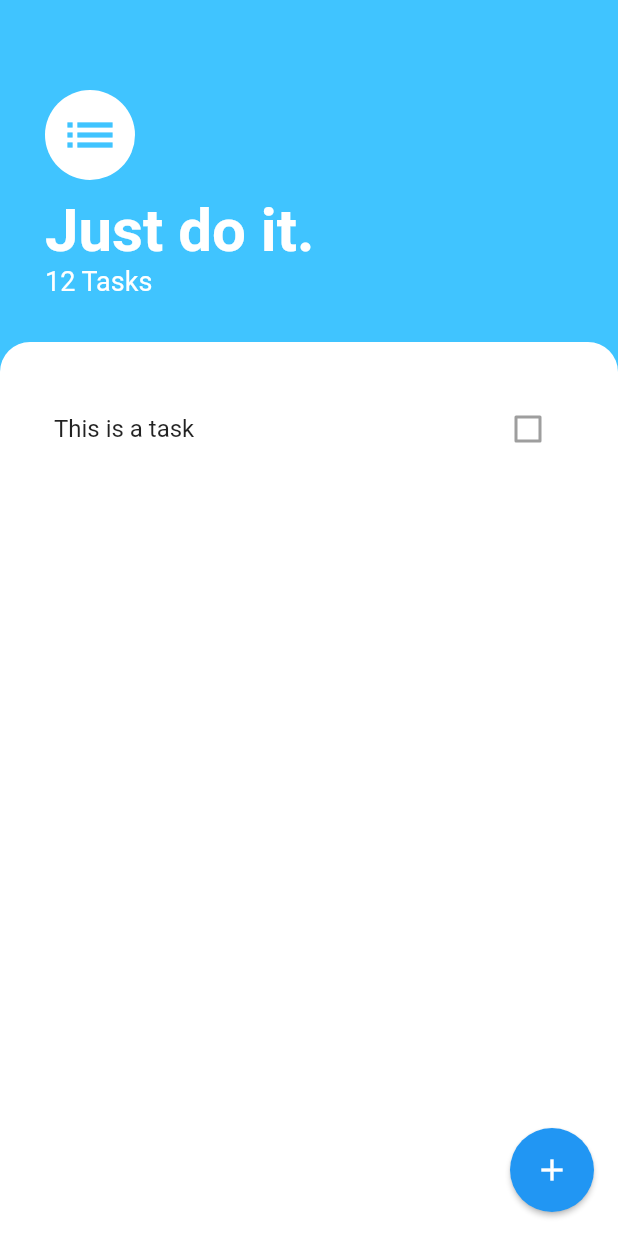
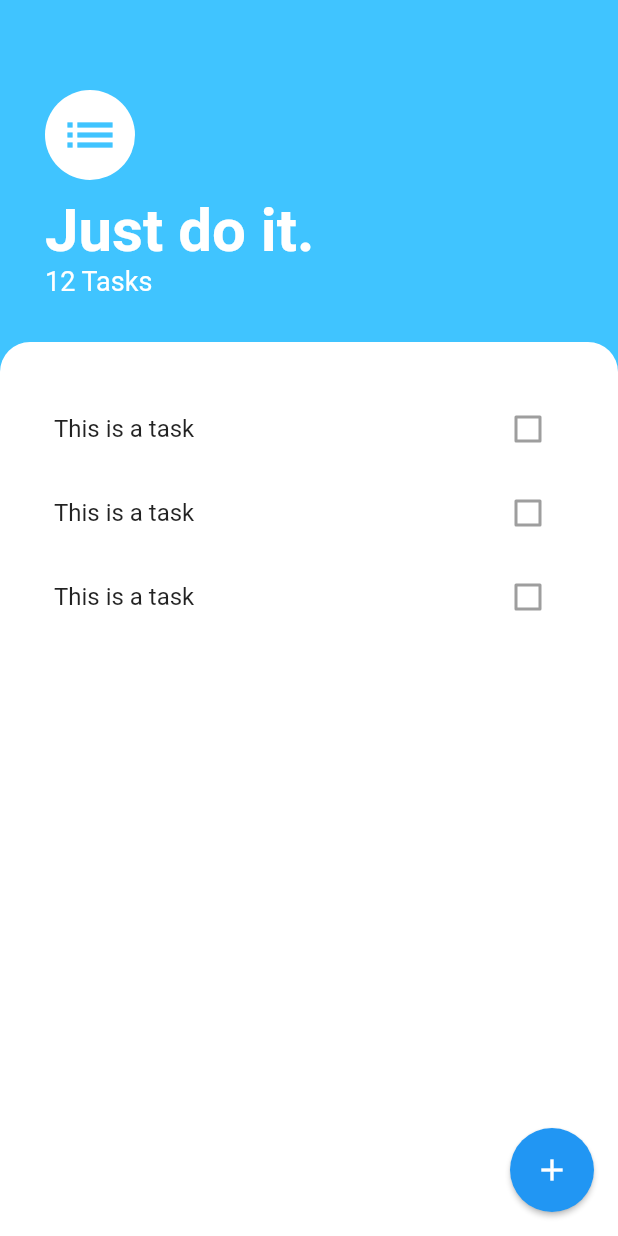
Before and after one commit to Butcanudothis/thebettertodoflutter, a Flutter app: the screen it shows after launch, on a phone screen of 412 x 824 dp. Run offline on Flutter 3.47's test engine with Material 2 defaults, Android fonts, the phone set to English and light mode, and no system bars.

```diff
--- a/lib/screens/taskscreen.dart
+++ b/lib/screens/taskscreen.dart
@@ -10,6 +10,7 @@ class TasksScreen extends StatelessWidget {
       floatingActionButton: FloatingActionButton(
         child: Icon(Icons.add),
         elevation: 1.5,
+        onPressed: () {},
       ),
       body: Column(
         crossAxisAlignment: CrossAxisAlignment.start,
--- a/lib/widgets/task_list.dart
+++ b/lib/widgets/task_list.dart
@@ -6,7 +6,11 @@ class TaskList extends StatelessWidget {
   Widget build(BuildContext context) {
     return ListView(
       padding: EdgeInsets.symmetric(horizontal: 20.0, vertical: 30),
-      children: [TaskTile(taskName: 'This is a task', completedState: false)],
+      children: [
+        TaskTile(taskName: 'This is a task', completedState: false),
+        TaskTile(taskName: 'This is a task', completedState: false),
+        TaskTile(taskName: 'This is a task', completedState: false),
+      ],
     );
   }
 }
```
